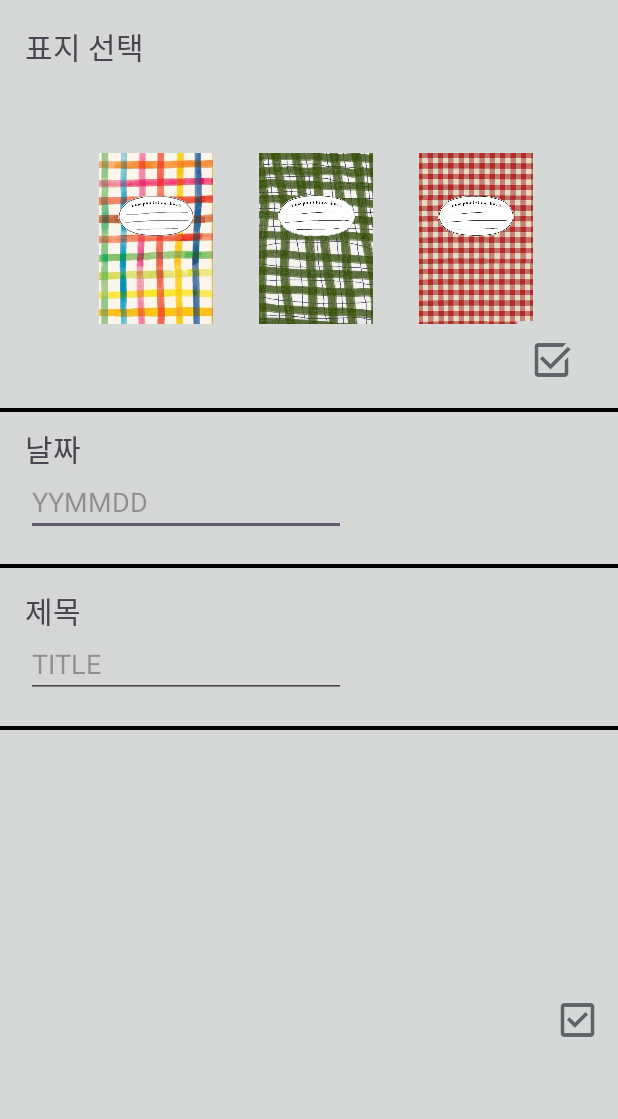
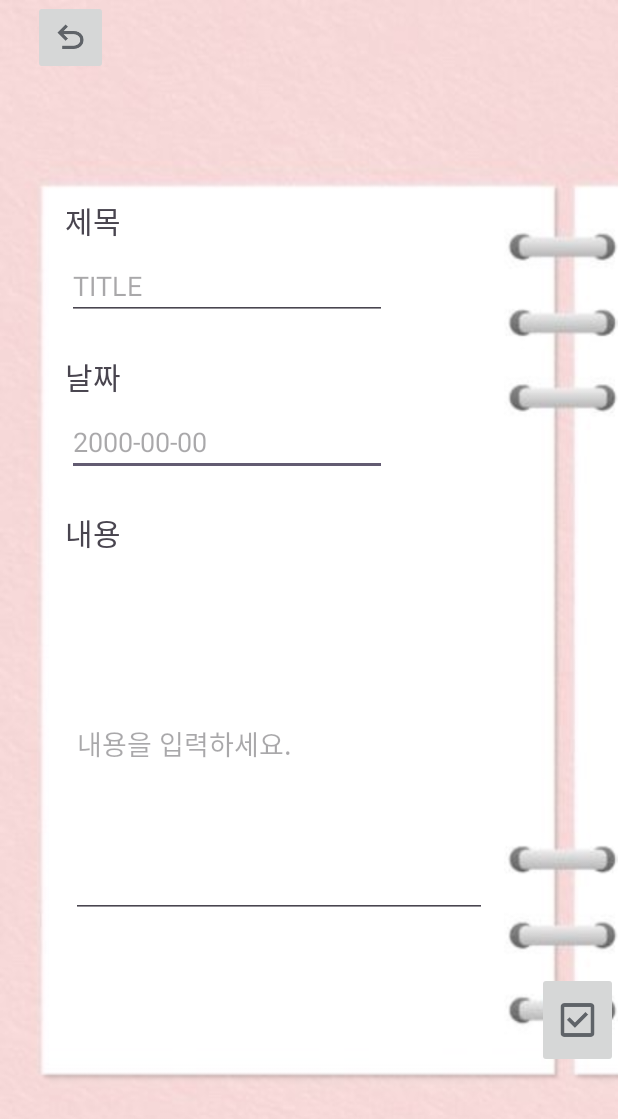
Before and after one commit to HGCQ/AndroidProjects, an Android app: the EventcreateActivity screen opened directly, with no data from a screen before it, on a phone screen of 412 x 824 dp. Shown: the top 1119 px of the screen. Run offline under Robolectric (Android 15) with nearby library versions, the light colour scheme and no system bars.

Commit message:
JSY / Add : UI 디자인 및 로딩중 액티비티 기능 추가

```diff
--- a/photobook/View/app/src/main/res/layout/activity_eventcreate.xml
+++ b/photobook/View/app/src/main/res/layout/activity_eventcreate.xml
@@ -5,151 +5,98 @@
     android:id="@+id/main"
     android:layout_width="match_parent"
     android:layout_height="match_parent"
-    android:background="#D5D6D6"
+    android:background="@drawable/diary"
     tools:context=".activity.Main">
+    <ImageButton
+        android:id="@+id/back"
+        android:layout_width="50dp"
+        android:layout_height="50dp"
+        android:layout_marginEnd="340dp"
+        android:layout_marginBottom="688dp"
+        android:scaleType="fitCenter"
+        android:src="@drawable/backicon"
+        app:layout_constraintTop_toTopOf="parent"
+        app:layout_constraintBottom_toBottomOf="parent"
+        app:layout_constraintEnd_toEndOf="parent"
+        app:layout_constraintVertical_bias="0.003"/>
 
-    <ImageButton
-        android:id="@+id/imageButton1"
-        android:layout_width="100dp"
-        android:layout_height="150dp"
-        android:layout_marginTop="84dp"
-        android:scaleType="fitCenter"
-        android:src="@drawable/note2"
+    <TextView
+        android:id="@+id/date_text"
+        android:layout_width="wrap_content"
+        android:layout_height="wrap_content"
+        android:layout_marginTop="236dp"
+        android:text="날짜"
+        android:textSize="20sp"
         app:layout_constraintEnd_toEndOf="parent"
-        app:layout_constraintHorizontal_bias="0.174"
+        app:layout_constraintHorizontal_bias="0.115"
+        app:layout_constraintStart_toStartOf="parent"
+        app:layout_constraintTop_toTopOf="parent" />
+
+    <EditText
+        android:id="@+id/date"
+        android:layout_width="wrap_content"
+        android:layout_height="wrap_content"
+        android:layout_marginTop="272dp"
+        android:ems="10"
+        android:hint="2000-00-00"
+        android:inputType="date"
+        app:layout_constraintEnd_toEndOf="parent"
+        app:layout_constraintHorizontal_bias="0.225"
+        app:layout_constraintStart_toStartOf="parent"
+        app:layout_constraintTop_toTopOf="parent" />
+
+    <TextView
+        android:id="@+id/title_text"
+        android:layout_width="wrap_content"
+        android:layout_height="wrap_content"
+        android:layout_marginTop="132dp"
+        android:text="제목"
+        android:textSize="20sp"
+        app:layout_constraintEnd_toEndOf="parent"
+        app:layout_constraintHorizontal_bias="0.115"
+        app:layout_constraintStart_toStartOf="parent"
+        app:layout_constraintTop_toTopOf="parent" />
+
+    <EditText
+        android:id="@+id/title"
+        android:layout_width="wrap_content"
+        android:layout_height="wrap_content"
+        android:layout_marginTop="168dp"
+        android:ems="10"
+        android:hint="TITLE"
+        android:inputType="textPersonName"
+        app:layout_constraintEnd_toEndOf="parent"
+        app:layout_constraintHorizontal_bias="0.225"
+        app:layout_constraintStart_toStartOf="parent"
+        app:layout_constraintTop_toTopOf="parent" />
+
+    <TextView
+        android:id="@+id/content_text"
+        android:layout_width="wrap_content"
+        android:layout_height="wrap_content"
+        android:layout_marginTop="340dp"
+        android:text="내용"
+        android:textSize="20sp"
+        app:layout_constraintEnd_toEndOf="parent"
+        app:layout_constraintHorizontal_bias="0.115"
+        app:layout_constraintStart_toStartOf="parent"
+        app:layout_constraintTop_toTopOf="parent" />
+
+    <EditText
+        android:id="@+id/content"
+        android:layout_width="277dp"
+        android:layout_height="232dp"
+        android:layout_marginTop="380dp"
+        android:ems="10"
+        android:hint="내용을 입력하세요."
+        android:inputType="textPersonName"
+        app:layout_constraintEnd_toEndOf="parent"
+        app:layout_constraintHorizontal_bias="0.353"
         app:layout_constraintStart_toStartOf="parent"
         app:layout_constraintTop_toTopOf="parent" />
 
     <ImageButton
-        android:id="@+id/imageButton2"
-        android:layout_width="100dp"
-        android:layout_height="150dp"
-        android:layout_marginTop="84dp"
-        android:scaleType="fitCenter"
-        android:src="@drawable/note3"
-        app:layout_constraintEnd_toEndOf="parent"
-        app:layout_constraintHorizontal_bias="0.515"
-        app:layout_constraintStart_toStartOf="parent"
-        app:layout_constraintTop_toTopOf="parent" />
-
-    <ImageButton
-        android:id="@+id/imageButton3"
-        android:layout_width="100dp"
-        android:layout_height="150dp"
-        android:layout_marginTop="84dp"
-        android:scaleType="fitCenter"
-        android:src="@drawable/note4"
-        app:layout_constraintEnd_toEndOf="parent"
-        app:layout_constraintHorizontal_bias="0.856"
-        app:layout_constraintStart_toStartOf="parent"
-        app:layout_constraintTop_toTopOf="parent" />
-
-    <TextView
-        android:id="@+id/textView2"
-        android:layout_width="wrap_content"
-        android:layout_height="wrap_content"
-        android:layout_marginTop="16dp"
-        android:text="표지 선택"
-        android:textSize="20sp"
-        app:layout_constraintEnd_toEndOf="parent"
-        app:layout_constraintHorizontal_bias="0.05"
-        app:layout_constraintStart_toStartOf="parent"
-        app:layout_constraintTop_toTopOf="parent" />
-
-    <View
-        android:layout_width="match_parent"
-        android:layout_height="4px"
-        android:layout_marginTop="272dp"
-        android:background="@color/black"
-        app:layout_constraintEnd_toEndOf="parent"
-        app:layout_constraintHorizontal_bias="0.0"
-        app:layout_constraintStart_toStartOf="parent"
-        app:layout_constraintTop_toTopOf="parent" />
-
-    <ImageButton
-        android:id="@+id/selectIcon"
-        android:layout_width="54dp"
-        android:layout_height="64dp"
-        android:layout_marginTop="208dp"
-        android:scaleType="fitCenter"
-        android:src="@drawable/selecticon"
-        app:layout_constraintEnd_toEndOf="parent"
-        app:layout_constraintHorizontal_bias="0.952"
-        app:layout_constraintStart_toStartOf="parent"
-        app:layout_constraintTop_toTopOf="parent" />
-
-    <TextView
-        android:id="@+id/textView3"
-        android:layout_width="wrap_content"
-        android:layout_height="wrap_content"
-        android:layout_marginTop="284dp"
-        android:text="날짜"
-        android:textSize="20sp"
-        app:layout_constraintEnd_toEndOf="parent"
-        app:layout_constraintHorizontal_bias="0.044"
-        app:layout_constraintStart_toStartOf="parent"
-        app:layout_constraintTop_toTopOf="parent" />
-
-    <EditText
-        android:id="@+id/editTextDate3"
-        android:layout_width="wrap_content"
-        android:layout_height="wrap_content"
-        android:layout_marginTop="312dp"
-        android:ems="10"
-        android:hint="YYMMDD"
-        android:inputType="date"
-        app:layout_constraintEnd_toEndOf="parent"
-        app:layout_constraintHorizontal_bias="0.087"
-        app:layout_constraintStart_toStartOf="parent"
-        app:layout_constraintTop_toTopOf="parent" />
-
-    <View
-        android:layout_width="match_parent"
-        android:layout_height="4px"
-        android:layout_marginTop="376dp"
-        android:background="@color/black"
-        app:layout_constraintEnd_toEndOf="parent"
-        app:layout_constraintHorizontal_bias="0.0"
-        app:layout_constraintStart_toStartOf="parent"
-        app:layout_constraintTop_toTopOf="parent" />
-
-    <TextView
-        android:id="@+id/textView4"
-        android:layout_width="wrap_content"
-        android:layout_height="wrap_content"
-        android:layout_marginTop="392dp"
-        android:text="제목"
-        android:textSize="20sp"
-        app:layout_constraintEnd_toEndOf="parent"
-        app:layout_constraintHorizontal_bias="0.044"
-        app:layout_constraintStart_toStartOf="parent"
-        app:layout_constraintTop_toTopOf="parent" />
-
-    <EditText
-        android:id="@+id/editTextDate4"
-        android:layout_width="wrap_content"
-        android:layout_height="wrap_content"
-        android:layout_marginTop="420dp"
-        android:ems="10"
-        android:hint="TITLE"
-        android:inputType="date"
-        app:layout_constraintEnd_toEndOf="parent"
-        app:layout_constraintHorizontal_bias="0.087"
-        app:layout_constraintStart_toStartOf="parent"
-        app:layout_constraintTop_toTopOf="parent" />
-
-    <View
-        android:layout_width="match_parent"
-        android:layout_height="4px"
-        android:layout_marginTop="484dp"
-        android:background="@color/black"
-        app:layout_constraintEnd_toEndOf="parent"
-        app:layout_constraintHorizontal_bias="0.0"
-        app:layout_constraintStart_toStartOf="parent"
-        app:layout_constraintTop_toTopOf="parent" />
-
-    <ImageButton
-        android:id="@+id/saveIcon2"
+        android:id="@+id/save"
         android:layout_width="54dp"
         android:layout_height="64dp"
         android:layout_marginTop="648dp"
```
Also changed, not shown: photobook/View/app/src/main/java/hgcq/view/activity/FriendActivity.java (deleted, +0 -26 lines), photobook/View/app/src/main/java/hgcq/view/activity/Loading.java (+25 -11 lines), photobook/View/app/src/main/java/hgcq/view/activity/Loading2Activity.java (deleted, +0 -26 lines), photobook/View/app/src/main/java/hgcq/view/activity/SearchpwActivity.java (deleted, +0 -26 lines), photobook/View/app/src/main/res/layout/activity_event.xml (+52 -32 lines), photobook/View/app/src/main/res/layout/activity_friend.xml (deleted, +0 -10 lines), photobook/View/app/src/main/res/layout/activity_loading.xml (+5 -7 lines), photobook/View/app/src/main/res/layout/activity_loading2.xml (deleted, +0 -10 lines), photobook/View/app/src/main/res/layout/activity_main.xml (+29 -51 lines), photobook/View/app/src/main/res/layout/activity_searchpw.xml (deleted, +0 -10 lines), photobook/View/app/src/main/res/layout/item_layout.xml (added, +20 -0 lines).
